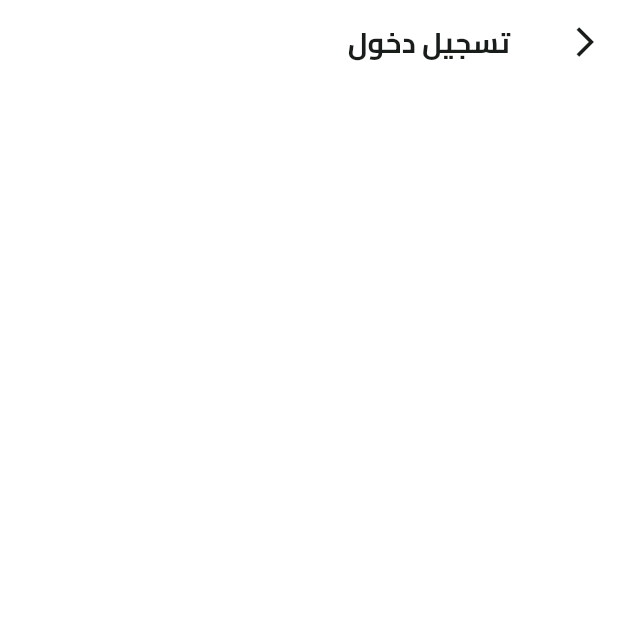
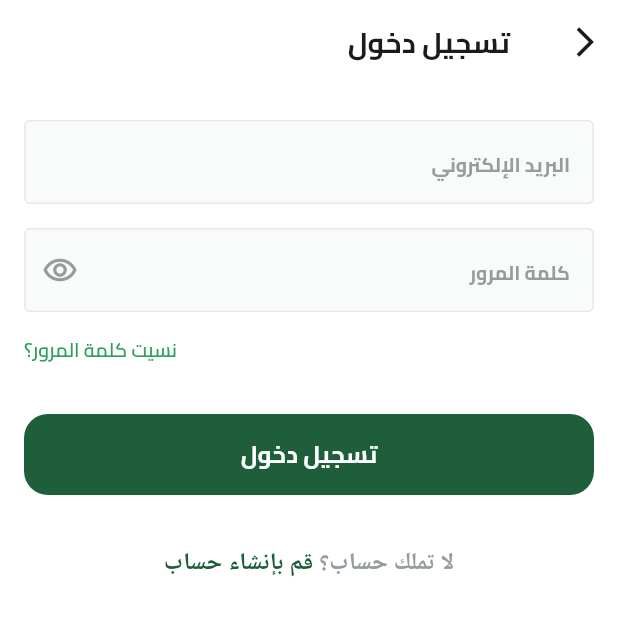
Before and after one commit to abd0-kha1ed/fruit_commerce_app, a Flutter app: the screen it shows after launch, after a tap on "تخط", on a phone screen of 412 x 824 dp, the top half of it. Run offline on Flutter 3.47's test engine with Material 3 defaults, Android fonts, the phone set to English and light mode, and no system bars; our stand-ins replace device_preview, dots_indicator, flutter_svg, shared_preferences.

Commit message:
login view ui part 1

```diff
--- a/lib/core/utils/app_colors.dart
+++ b/lib/core/utils/app_colors.dart
@@ -2,5 +2,7 @@ import 'package:flutter/material.dart';
 
 abstract class AppColors {
   static const Color kPrimaryColor = Color(0xff1F5E3B);
+  static const Color kPrimaryColorLight = Color(0xFF2D9F5D);
+  static const Color kPrimaryColorDark = Color(0xFF1B5E37);
   static const Color kSecondaryColor = Color(0xFFF4A91F);
 }
--- /dev/null
+++ b/lib/core/widgets/custom_text_form_field.dart
@@ -0,0 +1,41 @@
+import 'package:flutter/material.dart';
+import 'package:fruit_commerce_app/core/utils/app_styles.dart';
+
+class CustomTextFormField extends StatelessWidget {
+  const CustomTextFormField(
+      {super.key,
+      required this.hintText,
+      required this.textInputType,
+      this.suffixIcon});
+  final String hintText;
+  final TextInputType textInputType;
+  final Widget? suffixIcon;
+  @override
+  Widget build(BuildContext context) {
+    return TextFormField(
+      keyboardType: textInputType,
+      decoration: InputDecoration(
+        hintText: hintText,
+        suffixIcon: suffixIcon,
+        hintStyle: AppStyles.bold13.copyWith(
+          color: Color(0xFF949D9E),
+        ),
+        filled: true,
+        fillColor: Color(0xFFF9FAFA),
+        border: buildBorder(),
+        enabledBorder: buildBorder(),
+        focusedBorder: buildBorder(),
+      ),
+    );
+  }
+
+  OutlineInputBorder buildBorder() {
+    return OutlineInputBorder(
+      borderRadius: BorderRadius.circular(4),
+      borderSide: const BorderSide(
+        color: Color(0xFFE6E9E9),
+        width: 1,
+      ),
+    );
+  }
+}
--- a/lib/feature/auth/presentation/views/login_view.dart
+++ b/lib/feature/auth/presentation/views/login_view.dart
@@ -1,5 +1,6 @@
 import 'package:flutter/material.dart';
 import 'package:fruit_commerce_app/core/widgets/custom_app_bar.dart';
+import 'package:fruit_commerce_app/feature/auth/presentation/views/widgets/login_view_body.dart';
 
 class LoginView extends StatelessWidget {
   const LoginView({super.key});
@@ -8,6 +9,7 @@ class LoginView extends StatelessWidget {
   Widget build(BuildContext context) {
     return Scaffold(
       appBar: buildAppBar(context, title: 'تسجيل دخول'),
+      body: LoginViewBody(),
     );
   }
 
--- a/lib/feature/auth/presentation/views/widgets/login_view_body.dart
+++ b/lib/feature/auth/presentation/views/widgets/login_view_body.dart
@@ -1,16 +1,75 @@
 import 'package:flutter/material.dart';
+import 'package:fruit_commerce_app/constant.dart';
+import 'package:fruit_commerce_app/core/utils/app_colors.dart';
+import 'package:fruit_commerce_app/core/utils/app_styles.dart';
+import 'package:fruit_commerce_app/core/widgets/custom_button.dart';
+import 'package:fruit_commerce_app/core/widgets/custom_text_form_field.dart';
 
 class LoginViewBody extends StatelessWidget {
-const LoginViewBody({ super.key });
+  const LoginViewBody({super.key});
   @override
   Widget build(BuildContext context) {
     return SingleChildScrollView(
+      child: Padding(
+        padding: const EdgeInsets.symmetric(horizontal: kHorizontalPadding),
         child: Column(
           children: [
-
+            const SizedBox(height: 24),
+            CustomTextFormField(
+              hintText: 'البريد الإلكتروني',
+              textInputType: TextInputType.emailAddress,
+            ),
+            const SizedBox(height: 16),
+            CustomTextFormField(
+              hintText: 'كلمة المرور',
+              textInputType: TextInputType.emailAddress,
+              suffixIcon: IconButton(
+                onPressed: () {},
+                icon: const Icon(
+                  Icons.remove_red_eye_outlined,
+                  color: Color(0xFF949D9E),
+                ),
+              ),
+            ),
+            const SizedBox(height: 16),
+            Row(
+              mainAxisAlignment: MainAxisAlignment.end,
+              children: [
+                Text(
+                  'نسيت كلمة المرور؟',
+                  style: AppStyles.semiBold13
+                      .copyWith(color: AppColors.kPrimaryColorLight),
+                ),
               ],
             ),
-
+            const SizedBox(height: 33),
+            CustomButton(
+              text: 'تسجيل دخول',
+              onPressed: () {},
+            ),
+            const SizedBox(height: 33),
+            Text.rich(
+              TextSpan(
+                children: [
+                  TextSpan(
+                    text: 'لا تملك حساب؟',
+                    style: AppStyles.semiBold16.copyWith(
+                      color: const Color(0xFF949D9E),
+                    ),
+                  ),
+                  TextSpan(text: ' ', style: AppStyles.semiBold16),
+                  TextSpan(
+                      text: 'قم بإنشاء حساب',
+                      style: AppStyles.semiBold16.copyWith(
+                        color: AppColors.kPrimaryColorDark,
+                      )),
+                ],
+              ),
+              textAlign: TextAlign.center,
+            )
+          ],
+        ),
+      ),
     );
   }
 }
```
Also changed, not shown: lib/feature/on_boarding/presentation/views/widgets/on_boarding_view_body.dart (+5 -3 lines). Lines whose indentation alone changed are shown as unchanged.
